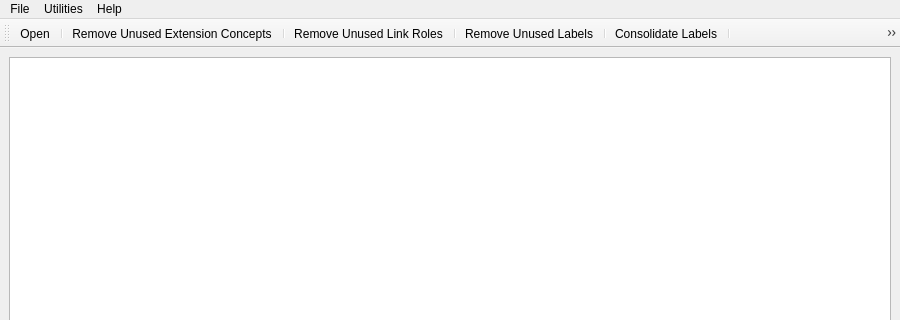
Old version of the form ui_thinX.ui in the repository AustinMatherne/thinX; both pictures show x 0 to 900 and y 0 to 320 of the 900 by 500 pixel window.
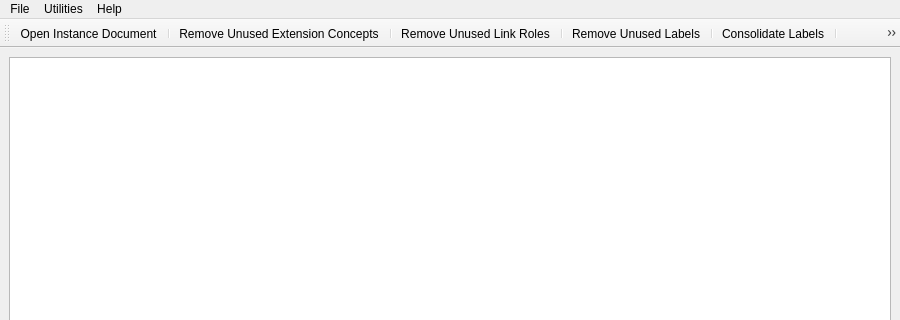
New version of the form. Icons and pictures are not drawn.

Commit message: Rename Open Instance shortcut

```diff
--- a/ui_thinX.ui
+++ b/ui_thinX.ui
@@ -123,7 +123,7 @@
      <normaloff>:/Glyphicons/icons/glyphicons_144_folder_open.png</normaloff>:/Glyphicons/icons/glyphicons_144_folder_open.png</iconset>
    </property>
    <property name="text">
-    <string>Open</string>
+    <string>Open Instance Document</string>
    </property>
    <property name="toolTip">
     <string>Open Instance Document</string>
```
The commit also changes 2 other files.
